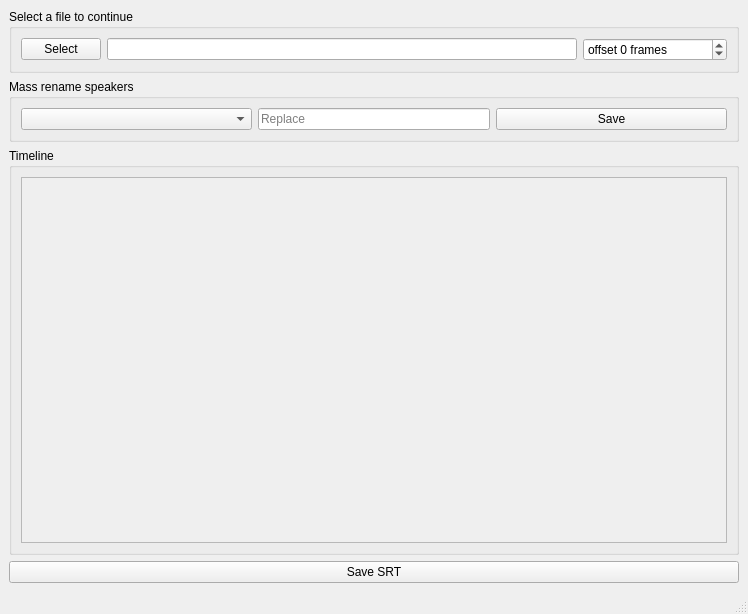
GoExport/GoSubtitle, file ui/main_window.ui: the form before one commit.
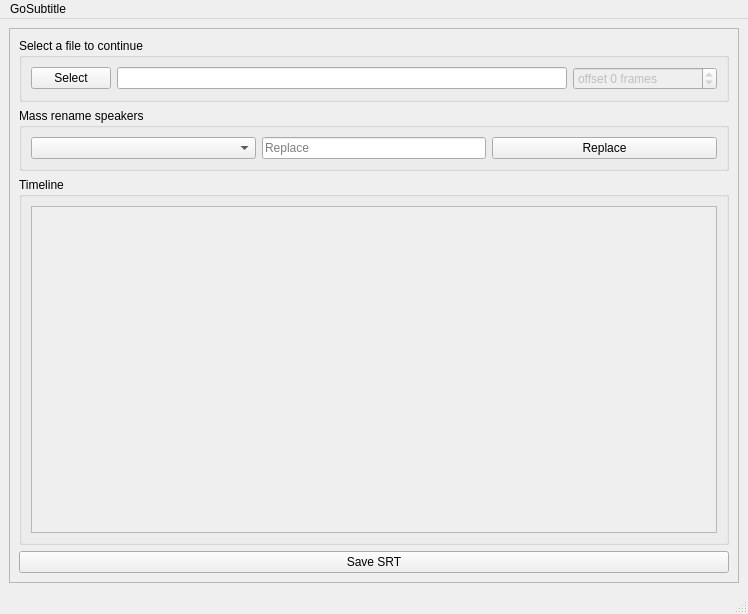
The form after the commit.

Commit message: Refactor main window layout and update widget properties for improved UI structure

What changed in the file:
```diff
--- a/ui/main_window.ui
+++ b/ui/main_window.ui
@@ -16,6 +16,15 @@
   <widget class="QWidget" name="centralwidget">
    <layout class="QVBoxLayout" name="mainLayout">
     <item>
+     <widget class="QFrame" name="frame">
+      <property name="frameShape">
+       <enum>QFrame::Shape::StyledPanel</enum>
+      </property>
+      <property name="frameShadow">
+       <enum>QFrame::Shadow::Raised</enum>
+      </property>
+      <layout class="QVBoxLayout" name="verticalLayout_4">
+       <item>
      <widget class="QGroupBox" name="groupBox_file">
       <property name="title">
        <string>Select a file to continue</string>
@@ -47,6 +56,9 @@
            </item>
            <item>
             <widget class="QSpinBox" name="offsetSpinBox">
+                <property name="enabled">
+                 <bool>false</bool>
+                </property>
              <property name="frame">
               <bool>true</bool>
              </property>
@@ -111,7 +123,7 @@
             </sizepolicy>
            </property>
            <property name="text">
-            <string>Save</string>
+               <string>Replace</string>
            </property>
           </widget>
          </item>
@@ -151,8 +163,8 @@
            <rect>
             <x>0</x>
             <y>0</y>
-            <width>708</width>
-            <height>336</height>
+               <width>688</width>
+               <height>316</height>
            </rect>
           </property>
           <layout class="QHBoxLayout" name="timelineLayout"/>
@@ -171,6 +183,9 @@
     </item>
    </layout>
   </widget>
+    </item>
+   </layout>
+  </widget>
   <widget class="QMenuBar" name="menubar">
    <property name="geometry">
     <rect>
@@ -180,6 +195,15 @@
      <height>33</height>
     </rect>
    </property>
+   <widget class="QMenu" name="menuGoSubtitle">
+    <property name="title">
+     <string>GoSubtitle</string>
+    </property>
+    <addaction name="actionSettings"/>
+    <addaction name="separator"/>
+    <addaction name="actionExit"/>
+   </widget>
+   <addaction name="menuGoSubtitle"/>
   </widget>
   <widget class="QStatusBar" name="statusbar"/>
  </widget>
```
Left out of the diff: 10 changed lines with no effect on the pictures. Lines whose indentation alone changed are shown as unchanged.
